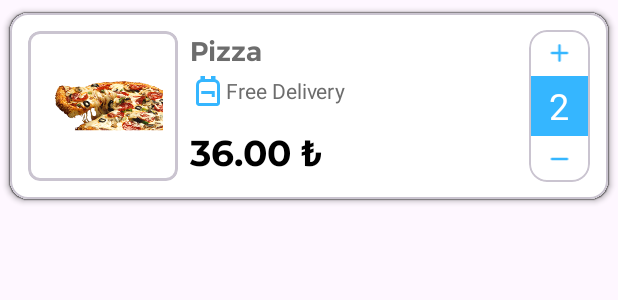
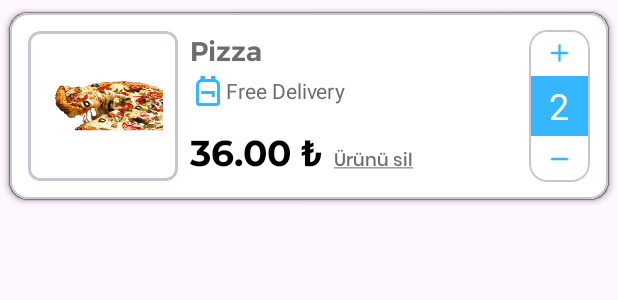
Before and after one commit to ResulAkkiz/Foodie, an Android app: the layout cart_single_item.xml on its own in the app's theme, with its tools: preview values and no code run, on a phone screen of 412 x 824 dp. Shown: the top 300 px of the screen. Run offline under Robolectric (Android 15) with nearby library versions, the light colour scheme and no system bars.

Commit message:
Cart total price bug

```diff
--- a/app/src/main/res/layout/cart_single_item.xml
+++ b/app/src/main/res/layout/cart_single_item.xml
@@ -77,6 +77,9 @@
                 <View
                     android:layout_width="0dp"
                     android:layout_height="14dp" />
+                <LinearLayout
+                    android:layout_width="wrap_content"
+                    android:layout_height="wrap_content">
                     <TextView
                         android:id="@+id/orderTotalPrice"
                         android:textSize="24sp"
@@ -85,6 +88,20 @@
                         android:textColor="@color/black"
                         android:layout_width="wrap_content"
                         android:layout_height="wrap_content" />
+                    <View
+                        android:layout_width="8dp"
+                        android:layout_height="0dp" />
+                    <TextView
+
+                        android:textSize="12sp"
+                        android:fontFamily="@font/poppins_medium"
+                        android:textColor="@color/descriptionTextColor"
+                        android:text="@string/urunu_sil_string"
+                        android:id="@+id/deleteButton"
+                        android:layout_width="wrap_content"
+                        android:layout_height="wrap_content" />
+                </LinearLayout>
+
 
             </LinearLayout>
             <View
--- a/app/src/main/res/layout/delete_confirm_dialog.xml
+++ b/app/src/main/res/layout/delete_confirm_dialog.xml
@@ -14,6 +14,7 @@
         android:layout_width="wrap_content"
         android:layout_height="wrap_content">
         <TextView
+            android:id="@+id/infoDescription"
             android:textSize="24sp"
             android:textAlignment="center"
             android:fontFamily="@font/montserrat_semibold"
@@ -25,8 +26,8 @@
 
         <ImageView
             android:src="@drawable/outline_info_24"
-            android:layout_width="125dp"
-            android:layout_height="125dp" />
+            android:layout_width="75dp"
+            android:layout_height="75dp" />
         <LinearLayout
             android:orientation="horizontal"
             android:layout_width="wrap_content"
--- a/app/src/main/res/layout/fragment_cart.xml
+++ b/app/src/main/res/layout/fragment_cart.xml
@@ -78,7 +78,7 @@
         android:layout_height="wrap_content"
         android:layout_marginEnd="32dp"
         android:backgroundTint="@color/primaryColor"
-        android:text="125 ₺"
+        android:text="0 ₺"
         app:icon="@drawable/outline_shopping_cart_24"
         app:iconTint="@color/white"
         app:iconSize="35dp"
--- /dev/null
+++ b/app/src/main/res/values-night/strings.xml
@@ -0,0 +1,4 @@
+<?xml version="1.0" encoding="utf-8"?>
+<resources>
+    <string name="urunu_sil_string">Ürünü sil</string>
+</resources>
--- a/app/src/main/res/values/strings.xml
+++ b/app/src/main/res/values/strings.xml
@@ -3,4 +3,5 @@
     <!-- TODO: Remove or change this placeholder text -->
     <string name="hello_blank_fragment">Hello blank fragment</string>
     <string name="app_title_string">Foodie</string>
+    <string name="urunu_sil_string"><u>Ürünü sil</u></string>
 </resources>
```
Also changed, not shown: app/src/main/java/com/project/foodie/ui/adapters/CartRecyclerViewAdapter.kt (+52 -9 lines), app/src/main/java/com/project/foodie/ui/adapters/FavoriteRecyclerViewAdapter.kt (+27 -0 lines), app/src/main/java/com/project/foodie/ui/fragments/CartFragment.kt (+28 -10 lines), app/src/main/java/com/project/foodie/ui/fragments/FavoriteFragment.kt (+7 -0 lines), app/src/main/java/com/project/foodie/ui/viewmodels/CartFragmentViewModel.kt (added, +48 -0 lines). Lines whose indentation alone changed are shown as unchanged.
